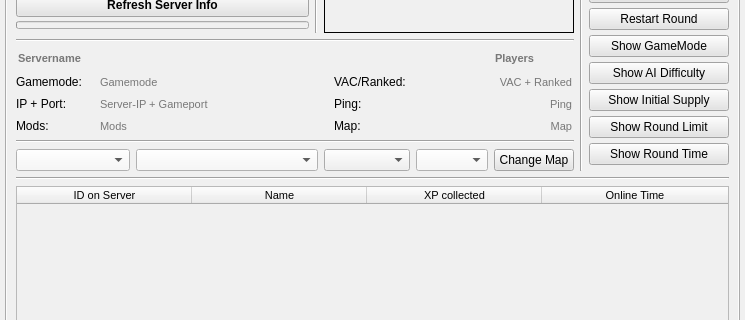
The window that Source_Code/source_files/isrt_gui.ui (sargolin/ISRT-Insurgency-Sandstorm-RCON-TOOL-and-Mapchanger) describes before a commit, drawn with Qt 5; both pictures show x 0 to 745 and y 163 to 483 of the 745 by 860 pixel window.
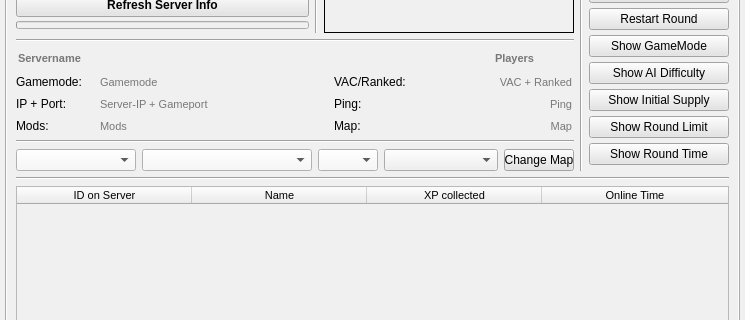
The same window after the commit. The open tabs and pages were chosen to show the change. Icons and pictures are not drawn.

Commit message: integrating frenzy mutator

The edit to the form file:
```diff
--- a/Source_Code/source_files/isrt_gui.ui
+++ b/Source_Code/source_files/isrt_gui.ui
@@ -966,7 +966,7 @@
                     <widget class="QComboBox" name="dropdown_select_travelscenario">
                      <property name="minimumSize">
                       <size>
-                       <width>100</width>
+                       <width>120</width>
                        <height>20</height>
                       </size>
                      </property>
@@ -997,7 +997,7 @@
                     <widget class="QComboBox" name="dropdown_select_gamemode">
                      <property name="minimumSize">
                       <size>
-                       <width>180</width>
+                       <width>170</width>
                        <height>20</height>
                       </size>
                      </property>
@@ -1024,24 +1024,11 @@
                      </property>
                     </widget>
                    </item>
-                   <item>
-                    <widget class="QComboBox" name="dropdown_select_frenzy">
-                     <property name="minimumSize">
-                      <size>
-                       <width>80</width>
-                       <height>0</height>
-                      </size>
-                     </property>
-                     <property name="placeholderText">
-                      <string>No Frenzy</string>
-                     </property>
-                    </widget>
-                   </item>
                    <item>
                     <widget class="QComboBox" name="dropdown_select_lighting">
                      <property name="minimumSize">
                       <size>
-                       <width>65</width>
+                       <width>60</width>
                        <height>0</height>
                       </size>
                      </property>
@@ -1068,6 +1055,37 @@
                      </property>
                     </widget>
                    </item>
+                   <item>
+                    <widget class="QComboBox" name="dropdown_select_frenzy">
+                     <property name="minimumSize">
+                      <size>
+                       <width>75</width>
+                       <height>0</height>
+                      </size>
+                     </property>
+                     <property name="currentText">
+                      <string>Frenzy Mutator</string>
+                     </property>
+                     <property name="placeholderText">
+                      <string>Frenzy Mutator</string>
+                     </property>
+                     <item>
+                      <property name="text">
+                       <string>Leave as it is!</string>
+                      </property>
+                     </item>
+                     <item>
+                      <property name="text">
+                       <string>Activate Frenzy</string>
+                      </property>
+                     </item>
+                     <item>
+                      <property name="text">
+                       <string>Deactivate Frenzy</string>
+                      </property>
+                     </item>
+                    </widget>
+                   </item>
                    <item>
                     <widget class="QPushButton" name="btn_main_drcon_changemap">
                      <property name="minimumSize">
```
Left out of the diff: 2 changed lines with no effect on the pictures. The commit also changes 3 other files.
